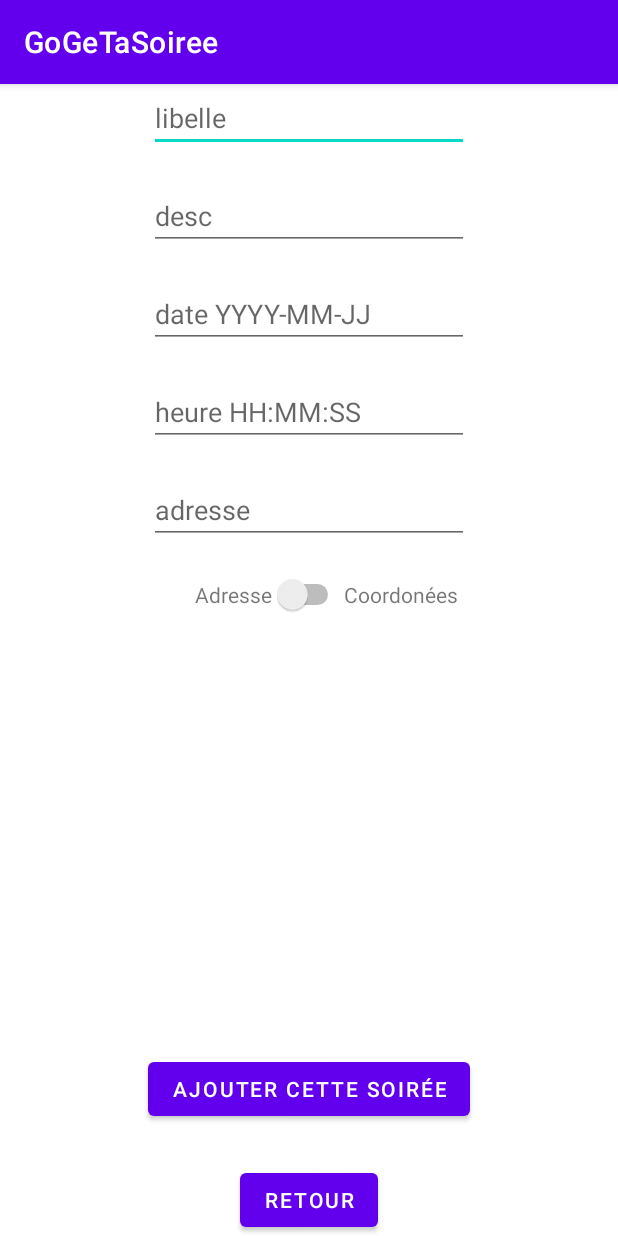
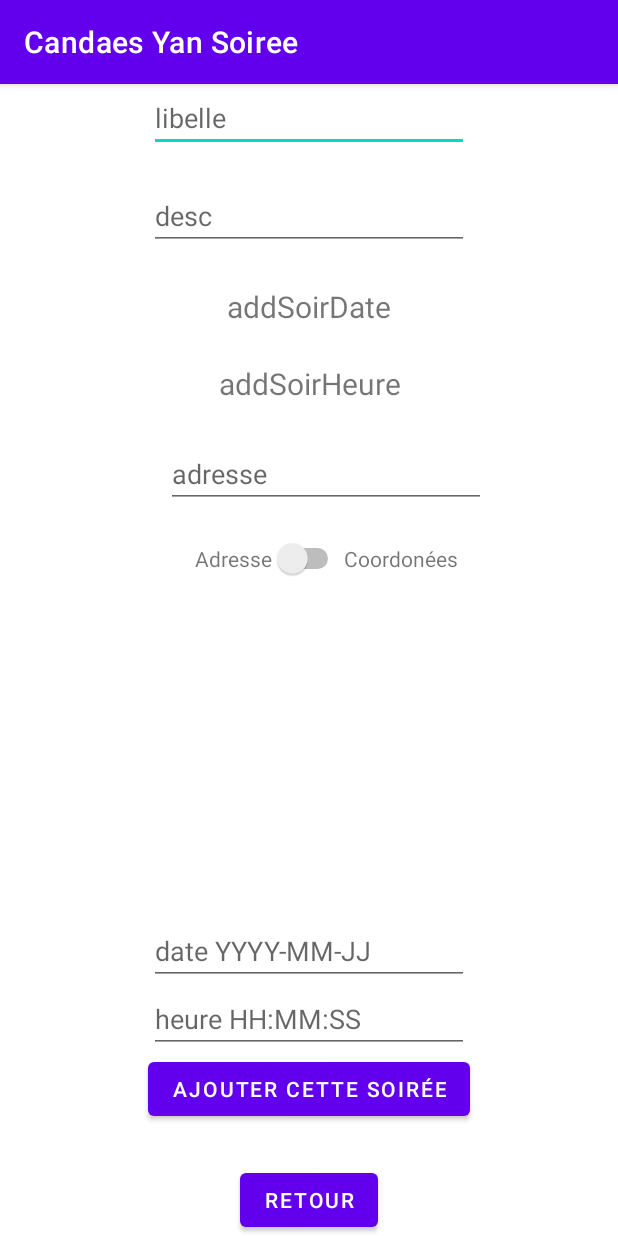
Before and after one commit to kionnle2/GeTaSoiree, an Android app: the AjoutSoireeActivity screen opened directly, with no data from a screen before it, on a phone screen of 412 x 824 dp. Run offline under Robolectric (Android 15) with nearby library versions, the phone set to English and light mode, and no system bars.

Commit message:
supression commencé ,creation soiré, délete add toas

```diff
--- a/app/src/main/AndroidManifest.xml
+++ b/app/src/main/AndroidManifest.xml
@@ -21,7 +21,7 @@
         android:theme="@style/Theme.GeTaSoiree"
         tools:targetApi="31">
         <activity
-            android:name=".InfoSoireeActivity"
+            android:name=".ui.InfoSoireeActivity"
             android:exported="false">
             <meta-data
                 android:name="android.app.lib_name"
--- a/app/src/main/java/yan/candaes/getasoiree/ui/AjoutSoireeActivity.java
+++ b/app/src/main/java/yan/candaes/getasoiree/ui/AjoutSoireeActivity.java
@@ -1,7 +1,7 @@
 package yan.candaes.getasoiree.ui;
 
-import androidx.appcompat.app.AppCompatActivity;
-
+import android.app.DatePickerDialog;
+import android.app.TimePickerDialog;
 import android.content.Context;
 import android.os.Bundle;
 import android.view.View;
@@ -9,24 +9,70 @@ import android.view.inputmethod.InputMethodManager;
 import android.widget.Button;
 import android.widget.Switch;
 import android.widget.TextView;
+import android.widget.TimePicker;
 import android.widget.Toast;
 
+import androidx.appcompat.app.AppCompatActivity;
+
+import java.text.DateFormat;
+import java.text.SimpleDateFormat;
+import java.util.Calendar;
+
 import yan.candaes.getasoiree.R;
+import yan.candaes.getasoiree.beans.DatePicker;
 import yan.candaes.getasoiree.daos.DaoParticipant;
 import yan.candaes.getasoiree.daos.Delegate;
 
-public class AjoutSoireeActivity extends AppCompatActivity {
+public class AjoutSoireeActivity extends AppCompatActivity implements DatePickerDialog.OnDateSetListener {
+    TextView dP;
+    TextView hP;
 
     @Override
     protected void onCreate(Bundle savedInstanceState) {
         super.onCreate(savedInstanceState);
         setContentView(R.layout.activity_ajout_soiree);
+        dP = ((TextView) findViewById(R.id.addSoirDate));
+        dP.setOnClickListener(new View.OnClickListener() {
+
+            @Override
+            public void onClick(View v) {
+                DatePicker mDatePickerDialogFragment;
+                mDatePickerDialogFragment = new DatePicker();
+                mDatePickerDialogFragment.show(getSupportFragmentManager(), "DATE PICK");
+
+            }
+        });
+        hP = ((TextView) findViewById(R.id.addSoirheure));
+        hP.setOnClickListener(new View.OnClickListener() {
+
+
+            @Override
+            public void onClick(View v) {
+                final Calendar c = Calendar.getInstance();
+                int hour = c.get(Calendar.HOUR_OF_DAY);
+                int minute = c.get(Calendar.MINUTE);
+
+                TimePickerDialog timePickerDialog = new TimePickerDialog(AjoutSoireeActivity.this,
+                        new TimePickerDialog.OnTimeSetListener() {
+                            @Override
+                            public void onTimeSet(TimePicker view, int hourOfDay,
+                                                  int minute) {
+
+                                hP.setText(hourOfDay + ":" + minute);
+                            }
+                        }, hour, minute, true);
+                timePickerDialog.show();
+            }
+        });
+
+
         Switch sw = ((Switch) findViewById(R.id.addSoirSwitch));
         sw.setOnClickListener(view -> {
-            if (((TextView)findViewById(R.id.addSoirTxtAdr)).isInputMethodTarget()){
-                InputMethodManager imm = (InputMethodManager)getSystemService(Context.INPUT_METHOD_SERVICE);
-                imm.hideSoftInputFromWindow(view.getWindowToken(), 0);
-            };
+                    if (((TextView) findViewById(R.id.addSoirTxtAdr)).isInputMethodTarget()) {
+                        InputMethodManager imm = (InputMethodManager) getSystemService(Context.INPUT_METHOD_SERVICE);
+                        imm.hideSoftInputFromWindow(view.getWindowToken(), 0);
+                    }
+                    ;
 
                     if (sw.isChecked()) {
                         findViewById(R.id.addSoirTxtAdr).setVisibility(View.INVISIBLE);
@@ -40,12 +86,12 @@ public class AjoutSoireeActivity extends AppCompatActivity {
                     }
                 }
         );
-
+        SimpleDateFormat dateEn = new SimpleDateFormat("yyyy-MM-dd");
         ((Button) findViewById(R.id.addSoirBtnAdd)).setOnClickListener(view -> {
             String request = ("requete=addSoiree" +
                     "&libelleCourt=" + ((TextView) findViewById(R.id.addSoirTxtLib)).getText().toString() +
                     "&descriptif=" + ((TextView) findViewById(R.id.addSoirTxtDesc)).getText().toString() +
-                    "&dateDebut=" + ((TextView) findViewById(R.id.addSoirTxtDate)).getText().toString() +
+                    "&dateDebut=" +dateEn.format((((TextView) findViewById(R.id.addSoirTxtDate)).getText().toString())) +
                     "&heureDebut=" + ((TextView) findViewById(R.id.addSoirTxtHeure)).getText().toString());
             if (sw.isChecked())
                 request += "&latitude=" + ((TextView) findViewById(R.id.addSoirLat)).getText().toString() +
@@ -71,4 +117,15 @@ public class AjoutSoireeActivity extends AppCompatActivity {
 
         findViewById(R.id.addSoirBtnRetour).setOnClickListener(view -> finish());
     }
+
+    @Override
+    public void onDateSet(android.widget.DatePicker view, int year, int month, int dayOfMonth) {
+        Calendar mCalendar = Calendar.getInstance();
+        mCalendar.set(Calendar.YEAR, year);
+        mCalendar.set(Calendar.MONTH, month);
+        mCalendar.set(Calendar.DAY_OF_MONTH, dayOfMonth);
+        String selectedDate = DateFormat.getDateInstance(DateFormat.FULL).format(mCalendar.getTime());
+        dP.setText(selectedDate);
+    }
+
 }
--- a/app/src/main/java/yan/candaes/getasoiree/InfoSoireeActivity.java
+++ b/app/src/main/java/yan/candaes/getasoiree/ui/InfoSoireeActivity.java
@@ -1,4 +1,4 @@
-package yan.candaes.getasoiree;
+package yan.candaes.getasoiree.ui;
 
 import android.graphics.Color;
 import android.os.Bundle;
@@ -10,6 +10,7 @@ import android.widget.Toast;
 
 import androidx.appcompat.app.AppCompatActivity;
 
+import yan.candaes.getasoiree.R;
 import yan.candaes.getasoiree.beans.Participant;
 import yan.candaes.getasoiree.beans.Soiree;
 import yan.candaes.getasoiree.daos.DaoParticipant;
--- a/app/src/main/res/layout/activity_ajout_soiree.xml
+++ b/app/src/main/res/layout/activity_ajout_soiree.xml
@@ -52,37 +52,36 @@
         android:id="@+id/addSoirTxtDate"
         android:layout_width="wrap_content"
         android:layout_height="wrap_content"
-        android:layout_marginTop="20dp"
         android:ems="10"
         android:hint="date YYYY-MM-JJ"
         android:inputType="date"
+        app:layout_constraintBottom_toTopOf="@+id/addSoirTxtHeure"
         app:layout_constraintEnd_toEndOf="parent"
-        app:layout_constraintStart_toStartOf="parent"
-        app:layout_constraintTop_toBottomOf="@+id/addSoirTxtDesc" />
+        app:layout_constraintStart_toStartOf="parent" />
 
     <EditText
         android:id="@+id/addSoirTxtHeure"
         android:layout_width="wrap_content"
         android:layout_height="wrap_content"
-        android:layout_marginTop="20dp"
         android:ems="10"
         android:hint="heure HH:MM:SS"
         android:inputType="time"
+        app:layout_constraintBottom_toTopOf="@+id/addSoirBtnAdd"
         app:layout_constraintEnd_toEndOf="parent"
-        app:layout_constraintStart_toStartOf="parent"
-        app:layout_constraintTop_toBottomOf="@+id/addSoirTxtDate" />
+        app:layout_constraintStart_toStartOf="parent" />
 
     <EditText
         android:id="@+id/addSoirTxtAdr"
         android:layout_width="wrap_content"
         android:layout_height="wrap_content"
-        android:layout_marginTop="20dp"
+        android:layout_marginTop="24dp"
         android:ems="10"
         android:hint="adresse"
         android:inputType="textPersonName"
         app:layout_constraintEnd_toEndOf="parent"
+        app:layout_constraintHorizontal_bias="0.557"
         app:layout_constraintStart_toStartOf="parent"
-        app:layout_constraintTop_toBottomOf="@+id/addSoirTxtHeure" />
+        app:layout_constraintTop_toBottomOf="@+id/addSoirheure" />
 
     <Switch
         android:id="@+id/addSoirSwitch"
@@ -133,14 +132,38 @@
         android:id="@+id/addSoirLat"
         android:layout_width="120dp"
         android:layout_height="wrap_content"
-        android:layout_marginTop="20dp"
         android:ems="10"
         android:hint="latitude"
         android:inputType="numberDecimal"
         android:visibility="invisible"
+        app:layout_constraintBottom_toBottomOf="@+id/addSoirTxtAdr"
         app:layout_constraintEnd_toEndOf="parent"
         app:layout_constraintHorizontal_bias="0.694"
         app:layout_constraintStart_toStartOf="parent"
-        app:layout_constraintTop_toBottomOf="@+id/addSoirTxtHeure" />
+        app:layout_constraintTop_toTopOf="@+id/addSoirTxtAdr" />
+
+    <TextView
+        android:id="@+id/addSoirheure"
+        android:layout_width="wrap_content"
+        android:layout_height="wrap_content"
+        android:layout_marginTop="24dp"
+        android:text="addSoirHeure"
+        android:textAlignment="center"
+        android:textSize="20sp"
+        app:layout_constraintEnd_toEndOf="parent"
+        app:layout_constraintStart_toStartOf="parent"
+        app:layout_constraintTop_toBottomOf="@+id/addSoirDate" />
+
+    <TextView
+        android:id="@+id/addSoirDate"
+        android:layout_width="wrap_content"
+        android:layout_height="wrap_content"
+        android:layout_marginTop="24dp"
+        android:text="addSoirDate"
+        android:textAlignment="center"
+        android:textSize="20sp"
+        app:layout_constraintEnd_toEndOf="parent"
+        app:layout_constraintStart_toStartOf="parent"
+        app:layout_constraintTop_toBottomOf="@+id/addSoirTxtDesc" />
 
 </androidx.constraintlayout.widget.ConstraintLayout>
--- a/app/src/main/res/layout/activity_info_soiree.xml
+++ b/app/src/main/res/layout/activity_info_soiree.xml
@@ -4,7 +4,7 @@
     xmlns:tools="http://schemas.android.com/tools"
     android:layout_width="match_parent"
     android:layout_height="match_parent"
-    tools:context=".InfoSoireeActivity">
+    tools:context=".ui.InfoSoireeActivity">
 
     <TextView
         android:id="@+id/infoLib"
--- a/app/src/main/res/values/strings.xml
+++ b/app/src/main/res/values/strings.xml
@@ -1,3 +1,3 @@
 <resources>
-    <string name="app_name">GoGeTaSoiree</string>
+    <string name="app_name">Candaes Yan Soiree</string>
 </resources>
```
Also changed, not shown: app/src/main/java/yan/candaes/getasoiree/beans/DatePicker.java (added, +28 -0 lines), app/src/main/java/yan/candaes/getasoiree/ui/MainActivity.java (+15 -11 lines), app/src/main/java/yan/candaes/getasoiree/ui/SoireeActivity.java (+21 -9 lines), app/src/main/res/layout/activity_soiree.xml (+11 -3 lines).
